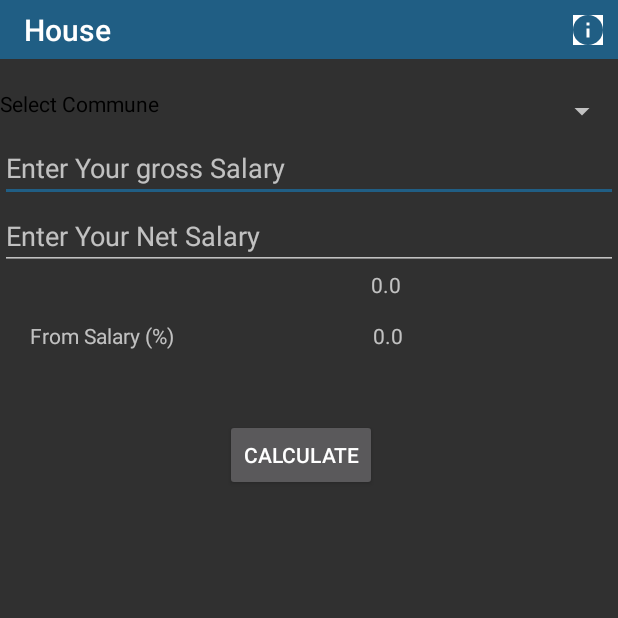
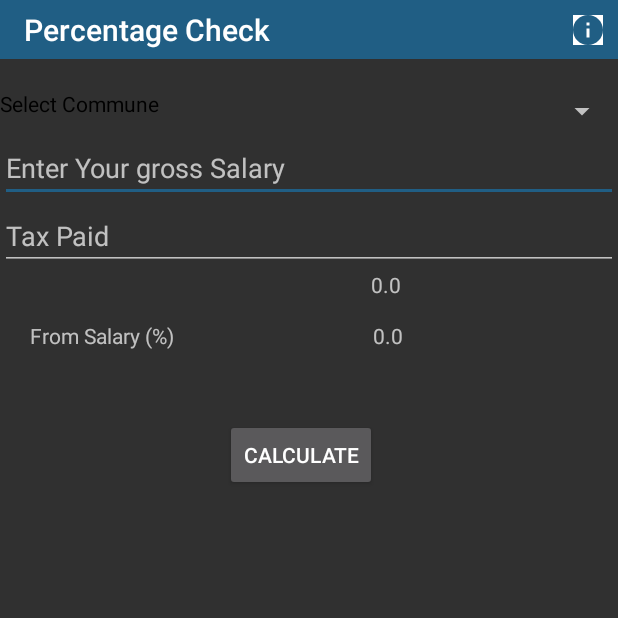
Before and after one commit to procusr/grayMatter, an Android app: the Percentage screen opened directly, with no data from a screen before it, on a phone screen of 412 x 824 dp, the top half of it. Run offline under Robolectric (Android 15) with nearby library versions, the phone set to English and light mode, and no system bars; Roboto replaces fonts that are not available here; 1 statement that could not run was skipped.

Commit message:
Fixed errors

```diff
--- a/app/src/main/java/com/example/mytax/Percentage.java
+++ b/app/src/main/java/com/example/mytax/Percentage.java
@@ -49,7 +49,7 @@ public class Percentage extends DrawerBarActivity {
 
         setSupportActionBar(toolbar);
         btnImg = findViewById(R.id.info);
-        getSupportActionBar().setTitle("House");
+        getSupportActionBar().setTitle("Percentage Check");
 
         list = (TextView) findViewById(R.id.resultFromDd);
         kommuneName = findViewById(R.id.kommuneValue);
@@ -97,7 +97,7 @@ public class Percentage extends DrawerBarActivity {
         btnImg.setOnClickListener(new View.OnClickListener() {
             @Override
             public void onClick(View v) {
-                info.infoHouse(Percentage.this);
+                info.infoPercentage(Percentage.this);
             }
         });
 
--- a/app/src/main/res/layout/activity_percentage.xml
+++ b/app/src/main/res/layout/activity_percentage.xml
@@ -52,7 +52,7 @@
             android:layout_width="match_parent"
             android:layout_height="wrap_content"
             android:ems="10"
-            android:hint="Enter Your Net Salary"
+            android:hint="Tax Paid"
             android:inputType="textPersonName" />
 
         <LinearLayout
```
Also changed, not shown: app/src/main/java/com/example/mytax/Inflater.java (+21 -0 lines).
